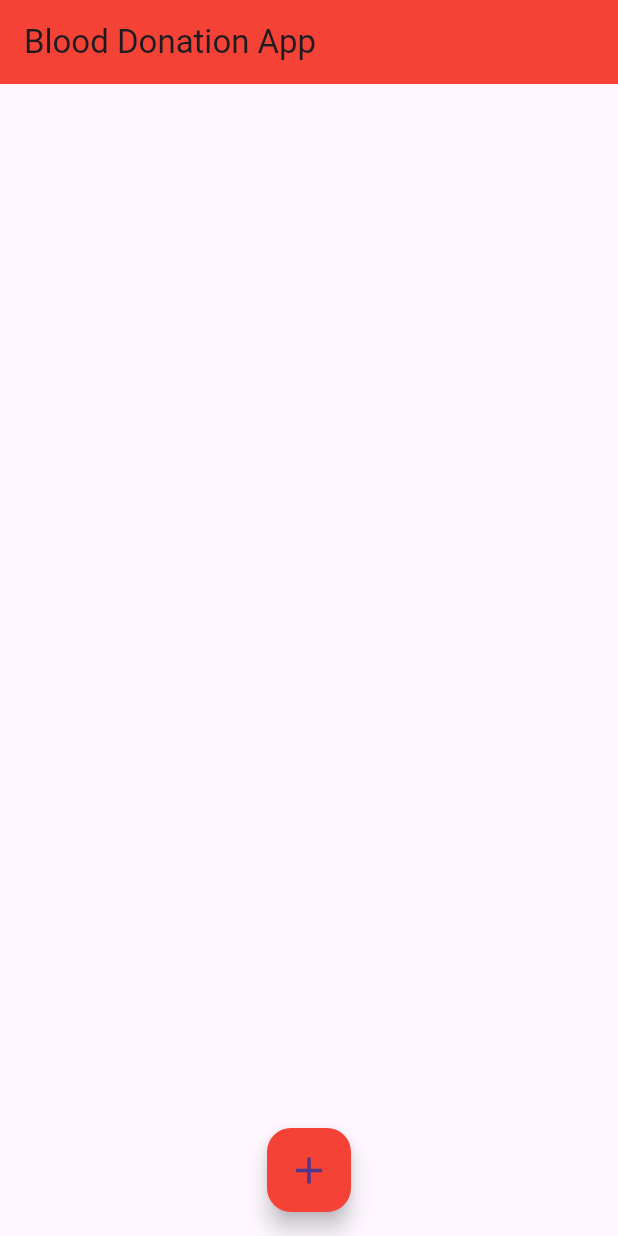
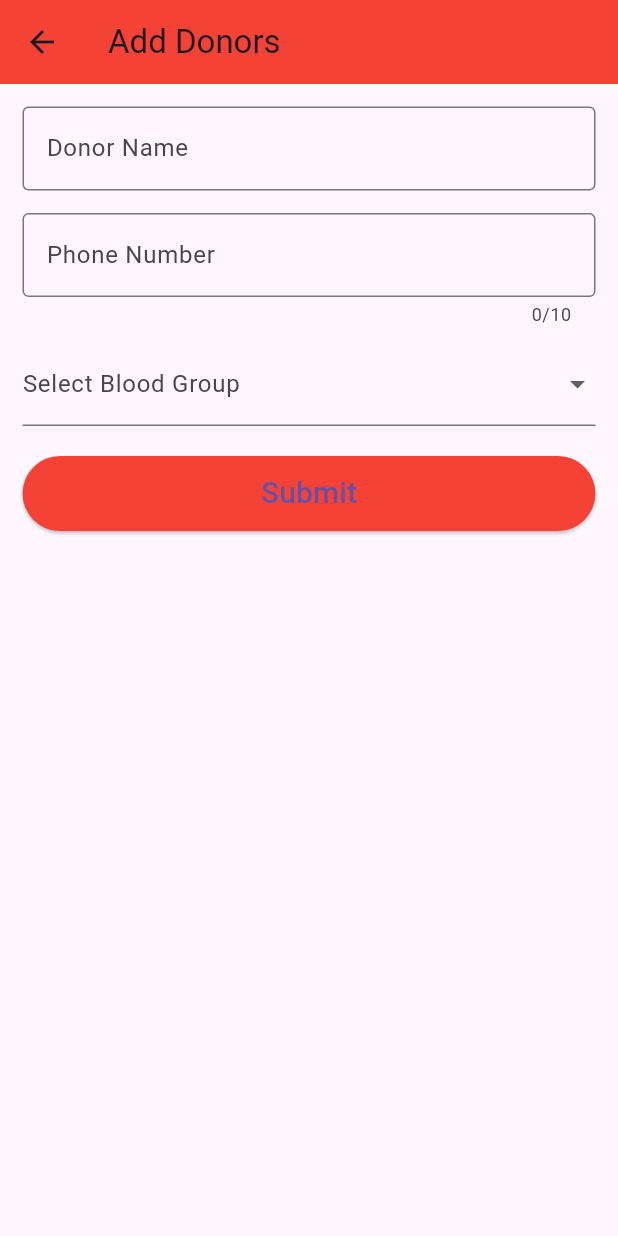
Before and after one commit to aswanthpkumar/blood_donation_app, a Flutter app: the screen it shows after launch, after a tap on the "add" icon, on a phone screen of 412 x 824 dp. Run offline on Flutter 3.47's test engine with Material 3 defaults, Android fonts, the phone set to English and light mode, and no system bars; our stand-ins replace cloud_firestore, firebase_core; accounts and stored records are empty.

```diff
--- a/lib/main.dart
+++ b/lib/main.dart
@@ -1,5 +1,7 @@
 import 'package:blood_donation_app/project_1/home.dart';
 import 'package:flutter/material.dart';
+import 'package:cloud_firestore/cloud_firestore.dart';
+import 'package:firebase_core/firebase_core.dart';
 
 void main() {
   runApp(const MyApp());
@@ -21,6 +23,7 @@ class MyApp extends StatelessWidget {
       //   ),
       // ),
       home: HomePage(),
+
     );
   }
 }
--- /dev/null
+++ b/lib/project_1/add.dart
@@ -0,0 +1,73 @@
+import 'package:flutter/material.dart';
+
+class AddDonors extends StatefulWidget {
+  const AddDonors({super.key});
+
+  @override
+  State<AddDonors> createState() => _AddDonorsState();
+}
+
+class _AddDonorsState extends State<AddDonors> {
+  final bloodGroups = ['A+', 'A-', 'B+', 'B-', 'O+', 'O-', 'AB+', 'AB-'];
+  String? selectedGroup;
+  @override
+  Widget build(BuildContext context) {
+    return Scaffold(
+      appBar: AppBar(
+        title: const Text('Add Donors'),
+        backgroundColor: Colors.red,
+      ),
+      body: Padding(
+        padding: const EdgeInsets.all(15.0),
+        child: Column(
+          children: [
+            const TextField(
+              decoration: InputDecoration(
+                border: OutlineInputBorder(),
+                label: Text('Donor Name'),
+              ),
+            ),
+            const SizedBox(height: 15),
+            const TextField(
+              keyboardType: TextInputType.number,
+              maxLength: 10,
+              decoration: InputDecoration(
+                border: OutlineInputBorder(),
+                label: Text('Phone Number'),
+              ),
+            ),
+            const SizedBox(height: 10),
+            DropdownButtonFormField(
+              decoration:
+                  const InputDecoration(label: Text('Select Blood Group')),
+              items: bloodGroups
+                  .map(
+                    (e) => DropdownMenuItem(
+                      child: Text(e),
+                      value: e,
+                    ),
+                  )
+                  .toList(),
+              onChanged: (val) {
+                selectedGroup = val;
+              },
+            ),
+            SizedBox(height: 20),
+            ElevatedButton(
+              style: ButtonStyle(
+                  minimumSize: MaterialStateProperty.all(
+                    const Size(double.infinity, 50),
+                  ),
+                  backgroundColor: MaterialStateProperty.all(Colors.red)),
+              onPressed: () {},
+              child: const Text(
+                'Submit',
+                style: TextStyle(fontSize: 20),
+              ),
+            ),
+          ],
+        ),
+      ),
+    );
+  }
+}
--- a/lib/project_1/home.dart
+++ b/lib/project_1/home.dart
@@ -1,3 +1,4 @@
+import 'package:blood_donation_app/project_1/add.dart';
 import 'package:flutter/material.dart';
 
 class HomePage extends StatefulWidget {
@@ -16,9 +17,17 @@ class _HomePageState extends State<HomePage> {
         backgroundColor: Colors.red,
       ),
       floatingActionButton: FloatingActionButton(
-        onPressed: () {},
+        onPressed: () {
+          Navigator.of(context).push(
+            MaterialPageRoute(
+              builder: (ctx) {
+                return const AddDonors();
+              },
+            ),
+          );
+        },
         backgroundColor: Colors.red,
-        child: Icon(
+        child: const Icon(
           Icons.add,
           size: 30,
         ),
--- a/pubspec.yaml
+++ b/pubspec.yaml
@@ -35,6 +35,8 @@ dependencies:
   # The following adds the Cupertino Icons font to your application.
   # Use with the CupertinoIcons class for iOS style icons.
   cupertino_icons: ^1.0.2
+  firebase_core: ^2.27.0
+  cloud_firestore: ^4.15.8
 
 dev_dependencies:
   flutter_test:
```
Also changed, not shown: pubspec.lock, 6 other files.
